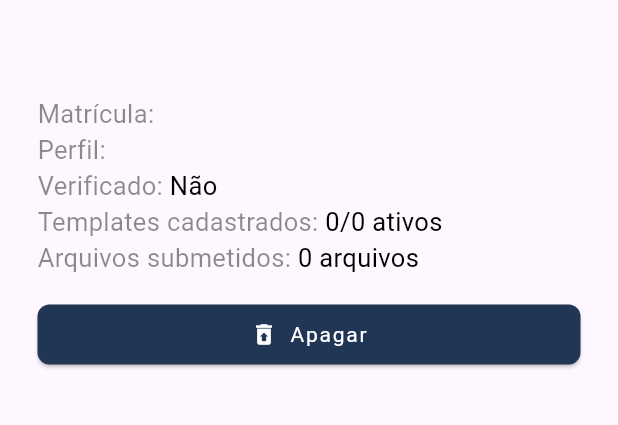
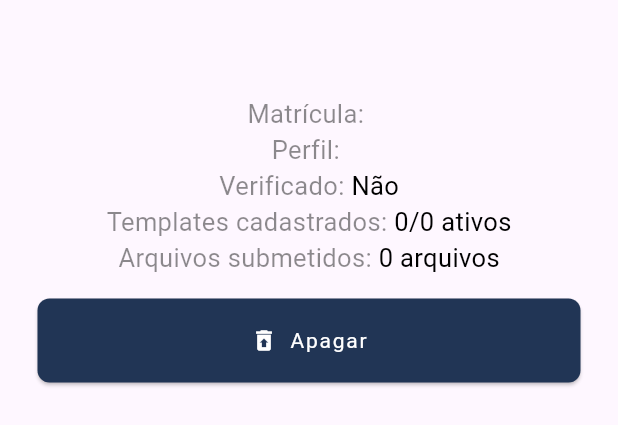
Before and after one commit to vxfontes/projetoValidaQuero, a Flutter app: the ModalUsuario widget shown alone on an empty page, opened directly with empty values, on a phone screen of 412 x 824 dp. Shown: the top 425 px of the screen. Run offline on Flutter 3.47's test engine with Material 3 defaults, Android fonts, the phone set to English and light mode, and no system bars; our stand-ins replace logger, shared_preferences; missing offline and left inert: http_interceptor; accounts and stored records are empty.

Commit message:
fix: removendo algumas rows

```diff
--- a/lib/components/modals/modal_usuario.dart
+++ b/lib/components/modals/modal_usuario.dart
@@ -15,8 +15,6 @@ class ModalUsuario extends StatelessWidget {
       padding: const EdgeInsets.all(25),
       child: Column(
         children: [
-          Row(
-            children: [
           Padding(
             padding: const EdgeInsets.only(bottom: 8.0),
             child: Text(
@@ -27,32 +25,18 @@ class ModalUsuario extends StatelessWidget {
               ),
             ),
           ),
-            ],
-          ),
-          Row(children: [
-            TextNumberLegend(label: 'Matrícula: ', value: usuario.matricula)
-          ]),
-          Row(children: [
-            TextNumberLegend(label: 'Perfil: ', value: usuario.perfil)
-          ]),
-          Row(children: [
+          TextNumberLegend(label: 'Matrícula: ', value: usuario.matricula),
+          TextNumberLegend(label: 'Perfil: ', value: usuario.perfil),
           TextNumberLegend(
               label: 'Verificado: ',
-                value: usuario.verificado == true ? "Sim" : "Não")
-          ]),
-          Row(children: [
+              value: usuario.verificado == true ? "Sim" : "Não"),
           TextNumberLegend(
               label: 'Templates cadastrados: ',
               value:
-                    "${usuario.template.ativo}/${usuario.template.ativo + usuario.template.desativado} ativos")
-          ]),
-          Row(children: [
+                  "${usuario.template.ativo}/${usuario.template.ativo + usuario.template.desativado} ativos"),
           TextNumberLegend(
               label: 'Arquivos submetidos: ',
-                value:
-                "${usuario.arquivo.aprovados} arquivos")
-          ]),
-          Row(children: [
+              value: "${usuario.arquivo.aprovados} arquivos"),
           Expanded(
             child: Padding(
               padding: const EdgeInsets.only(top: 15),
@@ -86,7 +70,6 @@ class ModalUsuario extends StatelessWidget {
               ),
             ),
           )
-          ])
         ],
       ),
     );
```
Lines whose indentation alone changed are shown as unchanged.
